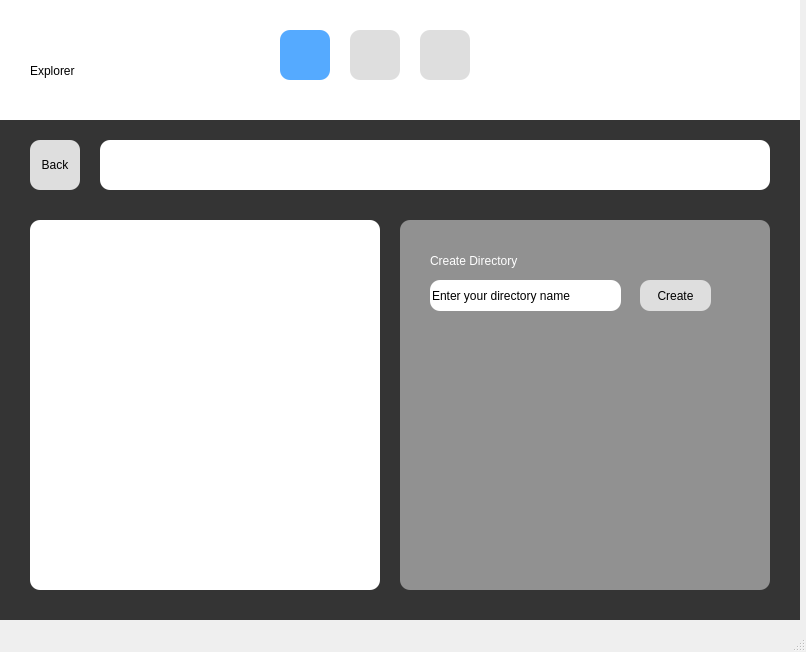
Above: gui/shelf_1.ui from AshwinRaikar88/daxplore before the change. Below: the same form after it.
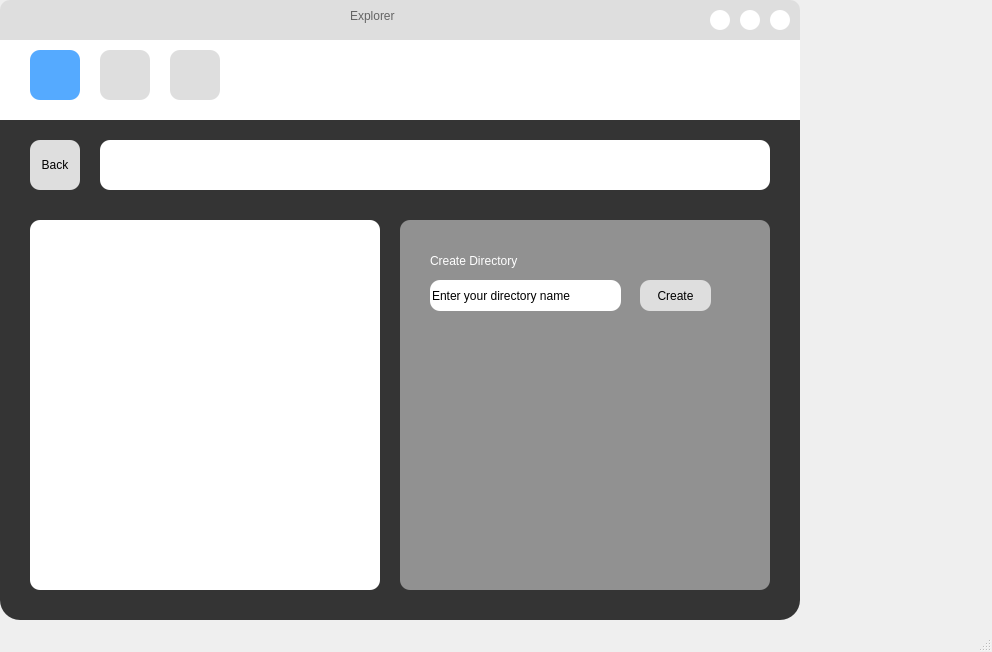
That is the form after the change.

What changed in the file:
```diff
--- a/gui/shelf_1.ui
+++ b/gui/shelf_1.ui
@@ -6,7 +6,7 @@
    <rect>
     <x>0</x>
     <y>0</y>
-    <width>806</width>
+    <width>992</width>
     <height>652</height>
    </rect>
   </property>
@@ -19,6 +19,9 @@
   <property name="windowTitle">
    <string>MainWindow</string>
   </property>
+  <property name="autoFillBackground">
+   <bool>false</bool>
+  </property>
   <property name="iconSize">
    <size>
     <width>30</width>
@@ -45,7 +48,9 @@
      </size>
     </property>
     <property name="styleSheet">
-     <string notr="true">background-color: rgb(52, 52, 52);</string>
+     <string notr="true">background-color: rgb(52, 52, 52);
+border-bottom-left-radius: 20px;
+border-bottom-right-radius: 20px;</string>
     </property>
     <widget class="QWidget" name="action_window" native="true">
      <property name="geometry">
@@ -218,29 +223,15 @@
      </size>
     </property>
     <property name="styleSheet">
-     <string notr="true">background-color: rgb(255, 255, 255);</string>
+     <string notr="true">background-color: rgb(255, 255, 255);
+border-top-left-radius: 12px;
+border-top-right-radius: 12px;</string>
     </property>
-    <widget class="QLabel" name="title">
-     <property name="geometry">
-      <rect>
-       <x>30</x>
-       <y>50</y>
-       <width>181</width>
-       <height>41</height>
-      </rect>
-     </property>
-     <property name="styleSheet">
-      <string notr="true">font: 63 16pt &quot;Cascadia Code PL SemiBold&quot;;</string>
-     </property>
-     <property name="text">
-      <string>Explorer</string>
-     </property>
-    </widget>
     <widget class="QPushButton" name="shelf">
      <property name="geometry">
       <rect>
-       <x>280</x>
-       <y>30</y>
+       <x>30</x>
+       <y>50</y>
        <width>50</width>
        <height>50</height>
       </rect>
@@ -266,8 +257,8 @@
     <widget class="QPushButton" name="shelf_2">
      <property name="geometry">
       <rect>
-       <x>350</x>
-       <y>30</y>
+       <x>100</x>
+       <y>50</y>
        <width>50</width>
        <height>50</height>
       </rect>
@@ -293,8 +284,8 @@
     <widget class="QPushButton" name="shelf_3">
      <property name="geometry">
       <rect>
-       <x>420</x>
-       <y>30</y>
+       <x>170</x>
+       <y>50</y>
        <width>50</width>
        <height>50</height>
       </rect>
@@ -317,6 +308,144 @@
       <bool>false</bool>
      </property>
     </widget>
+    <widget class="QWidget" name="title_bar" native="true">
+     <property name="geometry">
+      <rect>
+       <x>0</x>
+       <y>0</y>
+       <width>800</width>
+       <height>40</height>
+      </rect>
+     </property>
+     <property name="styleSheet">
+      <string notr="true">background-color: rgb(222, 222, 222);
+border-top-left-radius: 10px;
+border-top-right-radius: 10px;</string>
+     </property>
+     <widget class="QPushButton" name="close_btn">
+      <property name="geometry">
+       <rect>
+        <x>770</x>
+        <y>10</y>
+        <width>20</width>
+        <height>20</height>
+       </rect>
+      </property>
+      <property name="styleSheet">
+       <string notr="true">background-color: rgb(255, 255, 255);
+border-radius: 10px;</string>
+      </property>
+      <property name="text">
+       <string/>
+      </property>
+      <property name="iconSize">
+       <size>
+        <width>20</width>
+        <height>20</height>
+       </size>
+      </property>
+      <property name="checkable">
+       <bool>false</bool>
+      </property>
+      <property name="autoDefault">
+       <bool>false</bool>
+      </property>
+      <property name="default">
+       <bool>false</bool>
+      </property>
+      <property name="flat">
+       <bool>true</bool>
+      </property>
+     </widget>
+     <widget class="QLabel" name="title">
+      <property name="geometry">
+       <rect>
+        <x>350</x>
+        <y>0</y>
+        <width>101</width>
+        <height>31</height>
+       </rect>
+      </property>
+      <property name="styleSheet">
+       <string notr="true">font: 63 16pt &quot;Cascadia Code PL SemiBold&quot;;
+color: rgb(100, 100, 100);
+</string>
+      </property>
+      <property name="text">
+       <string>Explorer</string>
+      </property>
+     </widget>
+     <widget class="QPushButton" name="maximize_btn">
+      <property name="geometry">
+       <rect>
+        <x>740</x>
+        <y>10</y>
+        <width>20</width>
+        <height>20</height>
+       </rect>
+      </property>
+      <property name="styleSheet">
+       <string notr="true">background-color: rgb(255, 255, 255);
+border-radius: 10px;</string>
+      </property>
+      <property name="text">
+       <string/>
+      </property>
+      <property name="iconSize">
+       <size>
+        <width>20</width>
+        <height>20</height>
+       </size>
+      </property>
+      <property name="checkable">
+       <bool>false</bool>
+      </property>
+      <property name="autoDefault">
+       <bool>false</bool>
+      </property>
+      <property name="default">
+       <bool>false</bool>
+      </property>
+      <property name="flat">
+       <bool>true</bool>
+      </property>
+     </widget>
+     <widget class="QPushButton" name="minimize_btn">
+      <property name="geometry">
+       <rect>
+        <x>710</x>
+        <y>10</y>
+        <width>20</width>
+        <height>20</height>
+       </rect>
+      </property>
+      <property name="styleSheet">
+       <string notr="true">background-color: rgb(255, 255, 255);
+border-radius: 10px;</string>
+      </property>
+      <property name="text">
+       <string/>
+      </property>
+      <property name="iconSize">
+       <size>
+        <width>20</width>
+        <height>20</height>
+       </size>
+      </property>
+      <property name="checkable">
+       <bool>false</bool>
+      </property>
+      <property name="autoDefault">
+       <bool>false</bool>
+      </property>
+      <property name="default">
+       <bool>false</bool>
+      </property>
+      <property name="flat">
+       <bool>true</bool>
+      </property>
+     </widget>
+    </widget>
    </widget>
   </widget>
   <widget class="QStatusBar" name="statusbar"/>
```
